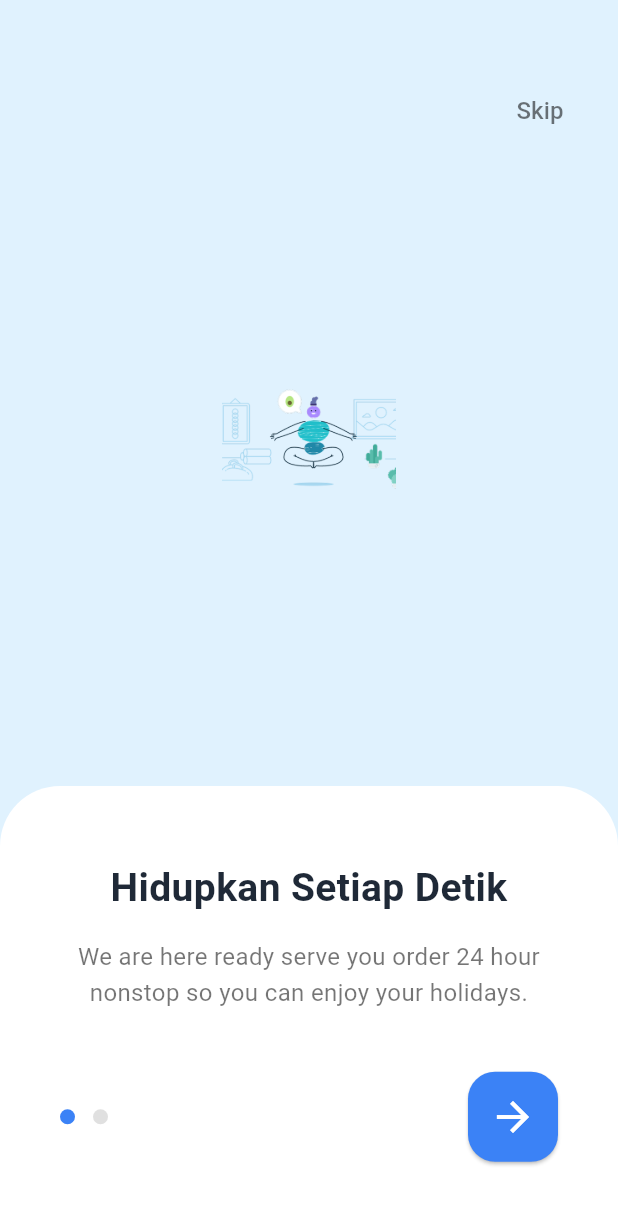
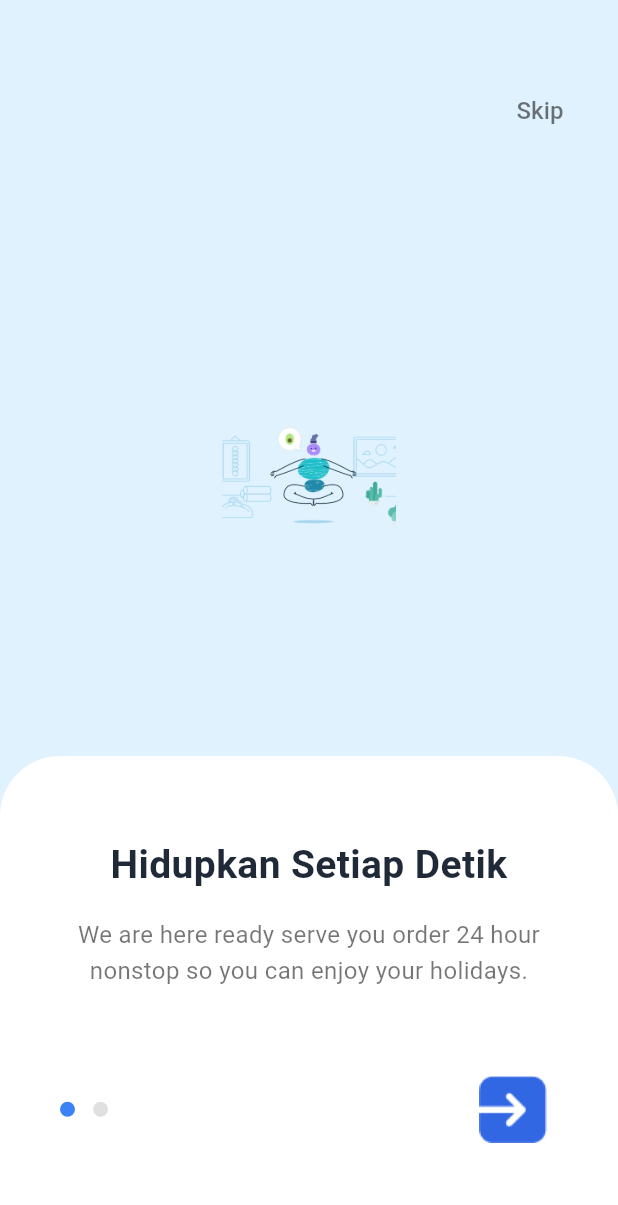
Before and after one commit to Ahmad-Rizki21/JelantikApps, a Flutter app: the screen it shows after launch, on a phone screen of 412 x 824 dp. Shown: the top 1205 px of the screen. Run offline on Flutter 3.47's test engine with Material 3 defaults, Android fonts, the phone set to English and light mode, and no system bars; drawn by our look-alikes of smooth_page_indicator; Roboto replaces fonts that are missing (Poppins).

Commit message:
Add button Next OnBoarding

```diff
--- a/lib/screens/history_screen.dart
+++ b/lib/screens/history_screen.dart
@@ -76,6 +76,7 @@ class _HistoryCard extends StatelessWidget {
         borderRadius: BorderRadius.circular(14),
         boxShadow: [
           BoxShadow(
+            // ignore: deprecated_member_use
             color: Colors.black.withOpacity(0.05),
             blurRadius: 10,
             offset: const Offset(0, 4),
--- a/lib/screens/onboarding_screen.dart
+++ b/lib/screens/onboarding_screen.dart
@@ -1,6 +1,6 @@
 import 'package:flutter/material.dart';
 import 'package:smooth_page_indicator/smooth_page_indicator.dart';
-import 'login_screen.dart'; // Import login screen
+import 'login_screen.dart'; // Pastikan file ini ada di proyek Anda
 
 class OnboardingScreen extends StatefulWidget {
   const OnboardingScreen({super.key});
@@ -16,12 +16,12 @@ class _OnboardingScreenState extends State<OnboardingScreen> {
   // Data untuk setiap halaman onboarding
   final List<Map<String, String>> _pageData = [
     {
-      "image": "assets/images/Pebble.png",
+      "image": "assets/images/Pebble.png", // Pastikan path gambar ini benar
       "title": "Hidupkan Setiap Detik",
       "subtitle": "We are here ready serve you order 24 hour nonstop so you can enjoy your holidays.",
     },
     {
-      "image": "assets/images/Wormies.png",
+      "image": "assets/images/Wormies.png", // Pastikan path gambar ini benar
       "title": "Dengan Kecepatan Terbaik",
       "subtitle": "Do whatever you like and we protect your data from various threats.",
     }
@@ -39,7 +39,7 @@ class _OnboardingScreenState extends State<OnboardingScreen> {
       backgroundColor: const Color(0xFFE0F2FE), // Warna biru muda untuk background
       body: Stack(
         children: [
-          // Bagian atas dengan gambar
+          // Bagian atas dengan gambar dan teks
           PageView.builder(
             controller: _pageController,
             onPageChanged: (index) {
@@ -50,7 +50,8 @@ class _OnboardingScreenState extends State<OnboardingScreen> {
             itemCount: _pageData.length,
             itemBuilder: (context, index) {
               return Container(
-                padding: const EdgeInsets.only(bottom: 200), // Beri ruang untuk kartu putih
+                // Memberi padding agar gambar tidak terlalu ke atas dan ada ruang untuk kartu
+                padding: const EdgeInsets.only(bottom: 250, top: 100),
                 alignment: Alignment.center,
                 child: Image.asset(
                   _pageData[index]['image']!,
@@ -74,7 +75,7 @@ class _OnboardingScreenState extends State<OnboardingScreen> {
             left: 0,
             right: 0,
             child: Container(
-              height: 300, // Tinggi kartu putih
+              height: 320, // Sedikit menambah tinggi kartu untuk layout yang lebih baik
               decoration: const BoxDecoration(
                 color: Colors.white,
                 borderRadius: BorderRadius.only(
@@ -106,9 +107,10 @@ class _OnboardingScreenState extends State<OnboardingScreen> {
                         height: 1.5,
                       ),
                     ),
-                    const SizedBox(height: 40),
+                    const SizedBox(height: 50), // Menambah jarak ke tombol
                     Row(
                       mainAxisAlignment: MainAxisAlignment.spaceBetween,
+                      crossAxisAlignment: CrossAxisAlignment.center,
                       children: [
                         SmoothPageIndicator(
                           controller: _pageController,
@@ -121,11 +123,9 @@ class _OnboardingScreenState extends State<OnboardingScreen> {
                             activeDotColor: Color(0xFF3B82F6),
                           ),
                         ),
-                        SizedBox(
-                          width: 60,
-                          height: 60,
-                          child: ElevatedButton(
-                            onPressed: () {
+                        // REVISI: Menggunakan GestureDetector karena aset gambar sudah berupa tombol
+                        GestureDetector(
+                          onTap: () {
                             if (_currentPage == _pageData.length - 1) {
                               _navigateToLogin();
                             } else {
@@ -135,19 +135,10 @@ class _OnboardingScreenState extends State<OnboardingScreen> {
                               );
                             }
                           },
-                            // PERUBAHAN: Menyesuaikan bentuk tombol
-                            style: ElevatedButton.styleFrom(
-                              shape: RoundedRectangleBorder(
-                                borderRadius: BorderRadius.circular(18),
-                              ),
-                              padding: EdgeInsets.zero,
-                              backgroundColor: const Color(0xFF3B82F6),
-                            ),
-                            child: const Icon(
-                              Icons.arrow_forward,
-                              color: Colors.white,
-                              size: 32,
-                            ),
+                          child: Image.asset(
+                            'assets/images/Next.png', // Menggunakan aset gambar tombol yang sudah jadi
+                            width: 60,
+                            height: 60,
                           ),
                         ),
                       ],
--- a/lib/screens/pesan_screen.dart
+++ b/lib/screens/pesan_screen.dart
@@ -78,6 +78,7 @@ class _MessageCard extends StatelessWidget {
         borderRadius: BorderRadius.circular(14),
         boxShadow: [
           BoxShadow(
+            // ignore: deprecated_member_use
             color: Colors.black.withOpacity(0.05),
             blurRadius: 10,
             offset: const Offset(0, 4),
--- a/lib/screens/pilih_paket_screen.dart
+++ b/lib/screens/pilih_paket_screen.dart
@@ -24,7 +24,7 @@ class PilihPaketScreen extends StatefulWidget {
 
 class _PilihPaketScreenState extends State<PilihPaketScreen> with SingleTickerProviderStateMixin {
   late TabController _tabController;
-  int _bottomNavIndex = 0; // State untuk Bottom Navigation Bar
+  final int _bottomNavIndex = 0; // State untuk Bottom Navigation Bar
 
   // Data contoh untuk setiap tab
   final List<Paket> _internetPaket = [
@@ -181,6 +181,7 @@ class _PaketCard extends StatelessWidget {
         // REVISI: Menyesuaikan bayangan agar lebih lembut dan menyebar
         boxShadow: [
           BoxShadow(
+            // ignore: deprecated_member_use
             color: const Color.fromARGB(255, 93, 92, 92).withOpacity(0.50),
             blurRadius: 50,
             spreadRadius: 5,
@@ -230,6 +231,7 @@ class _PaketCard extends StatelessWidget {
                 'assets/images/lightning-bolt.png',
                 width: 36,
                 height: 36,
+                // ignore: deprecated_member_use
                 color: Colors.grey.withOpacity(0.5),
               ),
             ],
--- a/lib/screens/settings_screen.dart
+++ b/lib/screens/settings_screen.dart
@@ -139,11 +139,6 @@ class SettingsScreen extends StatelessWidget {
                 ),
               ),
             ),
-            // Icon(
-            //   Icons.arrow_forward_ios,
-            //   size: 16,
-            //   color: Colors.grey.shade600,
-            // ),
           ],
         ),
       ),
--- a/pubspec.yaml
+++ b/pubspec.yaml
@@ -46,6 +46,7 @@ flutter:
     - assets/images/Mask Group.png
     - assets/images/lightning-bolt.png
     - assets/images/Line 1.png
+     - assets/images/Next.png
 
 fonts:
     - family: Poppins
```
Also changed, not shown: lib/screens/main_screen.dart (+7 -47 lines), lib/screens/paket_saya_screen.dart (+24 -56 lines), lib/widgets/custom_bottom_navigation.dart (added, +75 -0 lines), assets/images/Next.png (added), lib/widgets/custom_button.dart (deleted). Lines whose indentation alone changed are shown as unchanged.
